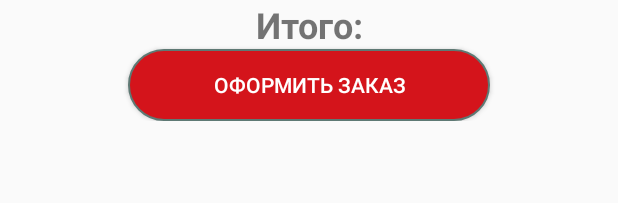
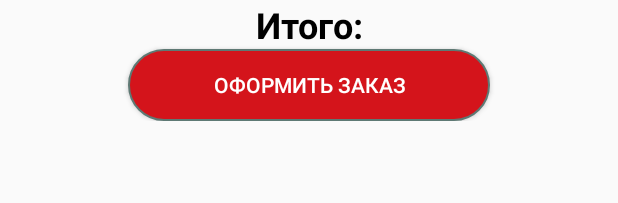
Before and after one commit to sharafutdinovazat/BigChefCafe, an Android app: the layout layout_recycler_buy.xml on its own in the app's theme, with its tools: preview values and no code run, on a phone screen of 412 x 824 dp. Shown: the top 203 px of the screen. Run offline under Robolectric (Android 15) with nearby library versions, the phone set to English and light mode, and no system bars; Roboto replaces fonts that are not available here.

Commit message:
Чтото

```diff
--- a/app/src/main/java/com/example/bigchirfufa/MainActivity.java
+++ b/app/src/main/java/com/example/bigchirfufa/MainActivity.java
@@ -184,7 +184,7 @@ public class MainActivity extends AppCompatActivity
         final ProgressBar progress_view = findViewById(R.id.progress_bar_dish);
         final ImageView image_view = img_view;
         Picasso.with(context).load(dish.image)
-                .resize(500, 400)
+                .resize(600, 400)
                 .into(img_view, new Callback() {
                     @Override
                     public void onSuccess() {
--- a/app/src/main/java/com/example/bigchirfufa/MenuRecyclerAdapter.java
+++ b/app/src/main/java/com/example/bigchirfufa/MenuRecyclerAdapter.java
@@ -147,7 +147,7 @@ public class MenuRecyclerAdapter extends RecyclerView.Adapter<MenuRecyclerAdapte
         final ProgressBar progress_view = holder.progres_bar;
         final ImageView image_view = holder.mImageView;
         Picasso.with(context).load(mDataset.get(current_url).get(position).image)
-                .resize(250, 150)
+                .resize(250, 200)
                 .into(holder.mImageView, new Callback() {
                     @Override
                     public void onSuccess() {
--- a/app/src/main/res/layout/layout_recycler_buy.xml
+++ b/app/src/main/res/layout/layout_recycler_buy.xml
@@ -44,17 +44,17 @@
                     android:layout_height="match_parent"
                     android:gravity="center"
                     android:text="Итого:"
+                    android:textColor="@android:color/black"
                     android:textSize="24sp"
-                    android:textStyle="bold"
-                    android:typeface="sans" />
+                    android:textStyle="bold" />
 
                 <Button
                     android:id="@+id/button_buy"
                     android:layout_width="241dp"
                     android:layout_height="wrap_content"
                     android:background="@drawable/recycler_add_btn"
-                    android:textColor="#ffffff"
-                    android:text="Оформить заказ" />
+                    android:text="Оформить заказ"
+                    android:textColor="#ffffff" />
 
             </LinearLayout>
         </LinearLayout>
--- a/app/src/main/res/layout/layout_recycler_is_empty.xml
+++ b/app/src/main/res/layout/layout_recycler_is_empty.xml
@@ -20,7 +20,7 @@
         android:layout_gravity="center"
         android:gravity="center"
         android:text="Ваша корзина, к сожалению, пуста. Самое время приступить к покупкам!"
-        android:textColor="@color/main_text_color"
+        android:textColor="@android:color/black"
         android:textSize="20sp" />
 
     <Button
```
Also changed, not shown: app/src/main/res/layout/dish_layout.xml (+5 -3 lines), app/src/main/res/layout/recycler_buy_item.xml (+6 -2 lines), app/src/main/res/values/strings.xml (+4 -4 lines).
